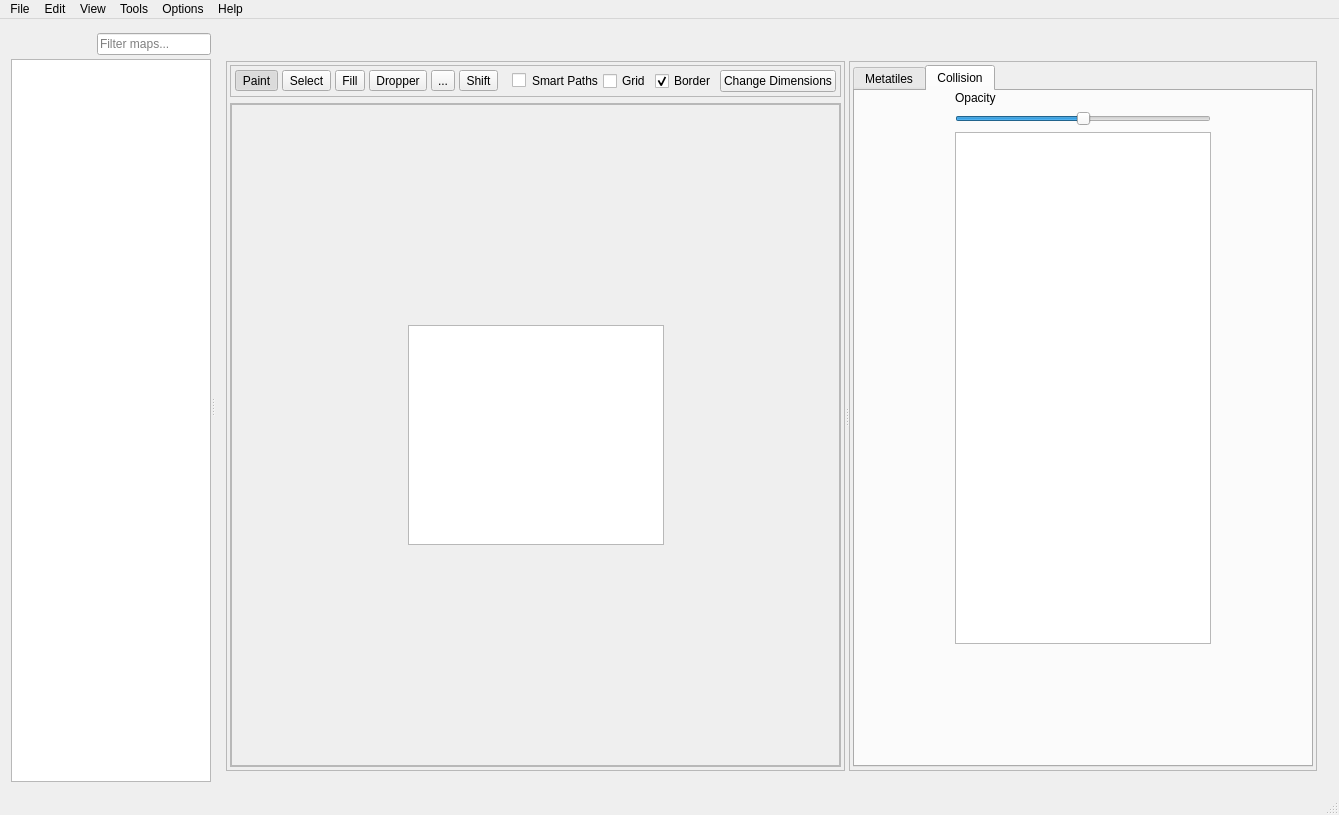
Before: the Qt Designer form forms/mainwindow.ui in huderlem/porymap, drawn with Qt 5.
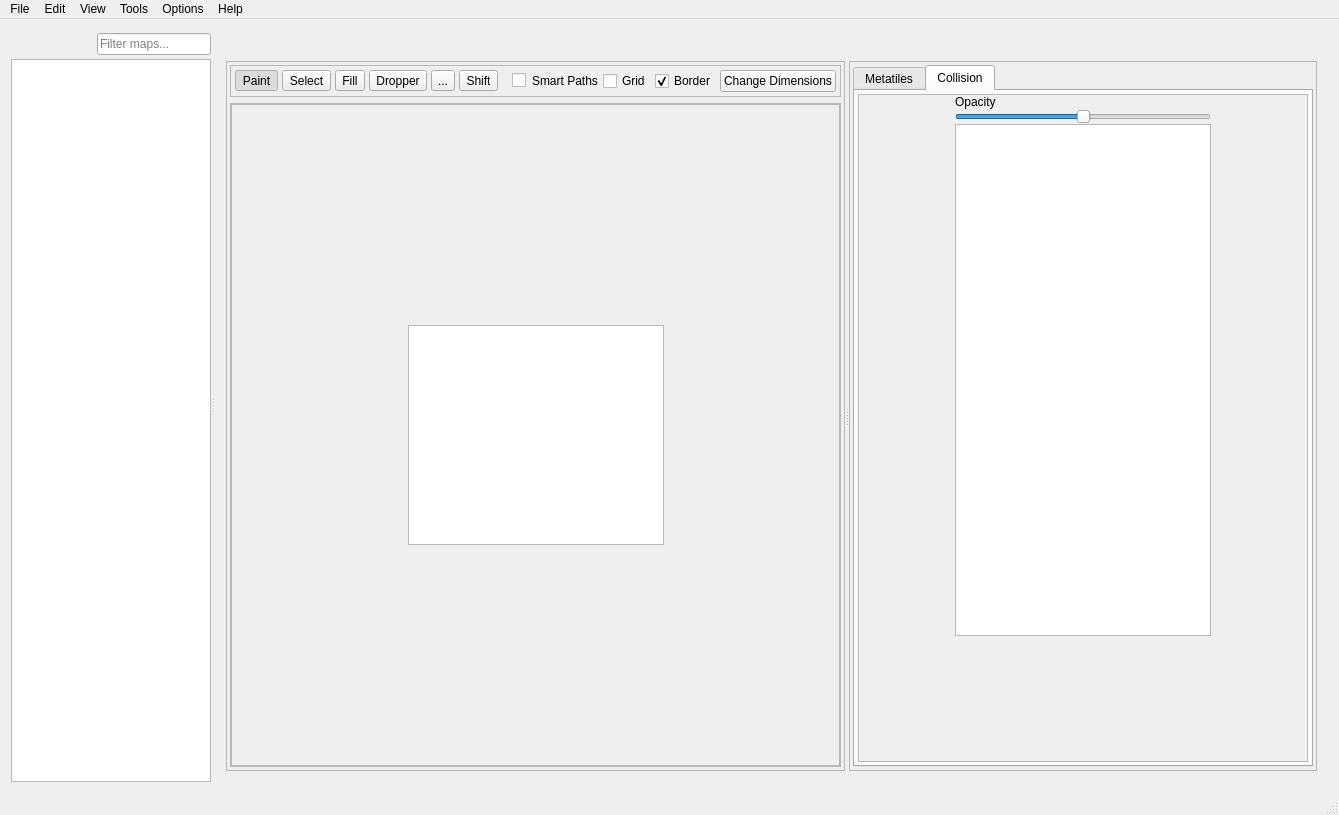
After: the same form once the commit is applied. The open tabs and pages were chosen to show the change. Icons and pictures are not drawn. Custom widgets are drawn as their Qt base class.

Commit message: Add scrolling to collision tab

Diff of the .ui file:
```diff
--- a/forms/mainwindow.ui
+++ b/forms/mainwindow.ui
@@ -1213,6 +1213,33 @@
                       <enum>QLayout::SetDefaultConstraint</enum>
                      </property>
                      <property name="leftMargin">
+                      <number>3</number>
+                     </property>
+                     <property name="topMargin">
+                      <number>3</number>
+                     </property>
+                     <property name="rightMargin">
+                      <number>3</number>
+                     </property>
+                     <property name="bottomMargin">
+                      <number>3</number>
+                     </property>
+                     <item row="0" column="0">
+                      <widget class="QScrollArea" name="scrollArea">
+                       <property name="widgetResizable">
+                        <bool>true</bool>
+                       </property>
+                       <widget class="QWidget" name="scrollAreaWidgetContents">
+                        <property name="geometry">
+                         <rect>
+                          <x>0</x>
+                          <y>0</y>
+                          <width>434</width>
+                          <height>643</height>
+                         </rect>
+                        </property>
+                        <layout class="QGridLayout" name="gridLayout_7">
+                         <property name="leftMargin">
                       <number>0</number>
                      </property>
                      <property name="topMargin">
@@ -1224,6 +1251,45 @@
                      <property name="bottomMargin">
                       <number>0</number>
                      </property>
+                         <property name="spacing">
+                          <number>0</number>
+                         </property>
+                         <item row="0" column="1">
+                          <widget class="QLabel" name="label">
+                           <property name="text">
+                            <string>Opacity</string>
+                           </property>
+                          </widget>
+                         </item>
+                         <item row="1" column="1">
+                          <widget class="QSlider" name="horizontalSlider_CollisionTransparency">
+                           <property name="minimum">
+                            <number>0</number>
+                           </property>
+                           <property name="maximum">
+                            <number>100</number>
+                           </property>
+                           <property name="value">
+                            <number>50</number>
+                           </property>
+                           <property name="orientation">
+                            <enum>Qt::Horizontal</enum>
+                           </property>
+                          </widget>
+                         </item>
+                         <item row="2" column="0">
+                          <spacer name="horizontalSpacer_18">
+                           <property name="orientation">
+                            <enum>Qt::Horizontal</enum>
+                           </property>
+                           <property name="sizeHint" stdset="0">
+                            <size>
+                             <width>86</width>
+                             <height>20</height>
+                            </size>
+                           </property>
+                          </spacer>
+                         </item>
                      <item row="2" column="1">
                       <widget class="QGraphicsView" name="graphicsView_Collision">
                        <property name="sizePolicy">
@@ -1240,6 +1306,19 @@
                        </property>
                       </widget>
                      </item>
+                         <item row="2" column="2">
+                          <spacer name="horizontalSpacer_19">
+                           <property name="orientation">
+                            <enum>Qt::Horizontal</enum>
+                           </property>
+                           <property name="sizeHint" stdset="0">
+                            <size>
+                             <width>86</width>
+                             <height>20</height>
+                            </size>
+                           </property>
+                          </spacer>
+                         </item>
                      <item row="3" column="1">
                       <spacer name="verticalSpacer_6">
                        <property name="orientation">
@@ -1248,58 +1327,13 @@
                        <property name="sizeHint" stdset="0">
                         <size>
                          <width>20</width>
-                         <height>40</height>
+                             <height>94</height>
                         </size>
                        </property>
                       </spacer>
                      </item>
-                     <item row="2" column="2">
-                      <spacer name="horizontalSpacer_19">
-                       <property name="orientation">
-                        <enum>Qt::Horizontal</enum>
-                       </property>
-                       <property name="sizeHint" stdset="0">
-                        <size>
-                         <width>40</width>
-                         <height>20</height>
-                        </size>
-                       </property>
-                      </spacer>
-                     </item>
-                     <item row="2" column="0">
-                      <spacer name="horizontalSpacer_18">
-                       <property name="orientation">
-                        <enum>Qt::Horizontal</enum>
-                       </property>
-                       <property name="sizeHint" stdset="0">
-                        <size>
-                         <width>40</width>
-                         <height>20</height>
-                        </size>
-                       </property>
-                      </spacer>
-                     </item>
-                     <item row="1" column="1">
-                      <widget class="QSlider" name="horizontalSlider_CollisionTransparency">
-                       <property name="minimum">
-                        <number>0</number>
-                       </property>
-                       <property name="maximum">
-                        <number>100</number>
-                       </property>
-                       <property name="value">
-                        <number>50</number>
-                       </property>
-                       <property name="orientation">
-                        <enum>Qt::Horizontal</enum>
-                       </property>
-                      </widget>
-                     </item>
-                     <item row="0" column="1">
-                      <widget class="QLabel" name="label">
-                       <property name="text">
-                        <string>Opacity</string>
-                       </property>
+                        </layout>
+                       </widget>
                       </widget>
                      </item>
                     </layout>
```
Lines whose indentation alone changed are shown as unchanged.
